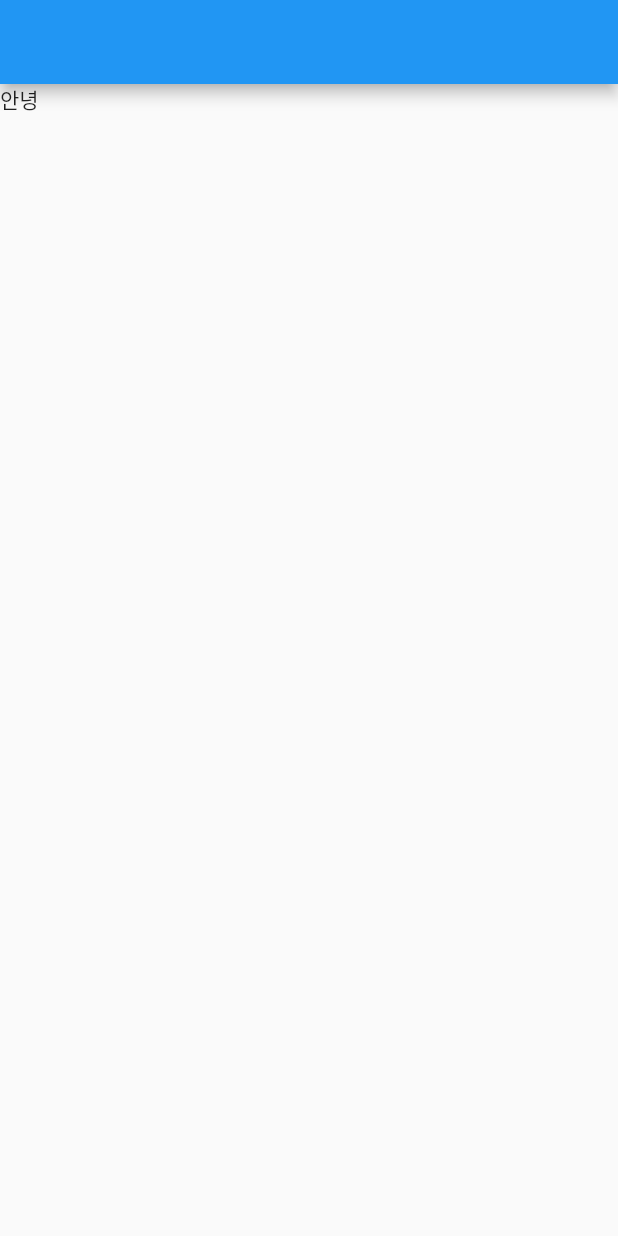
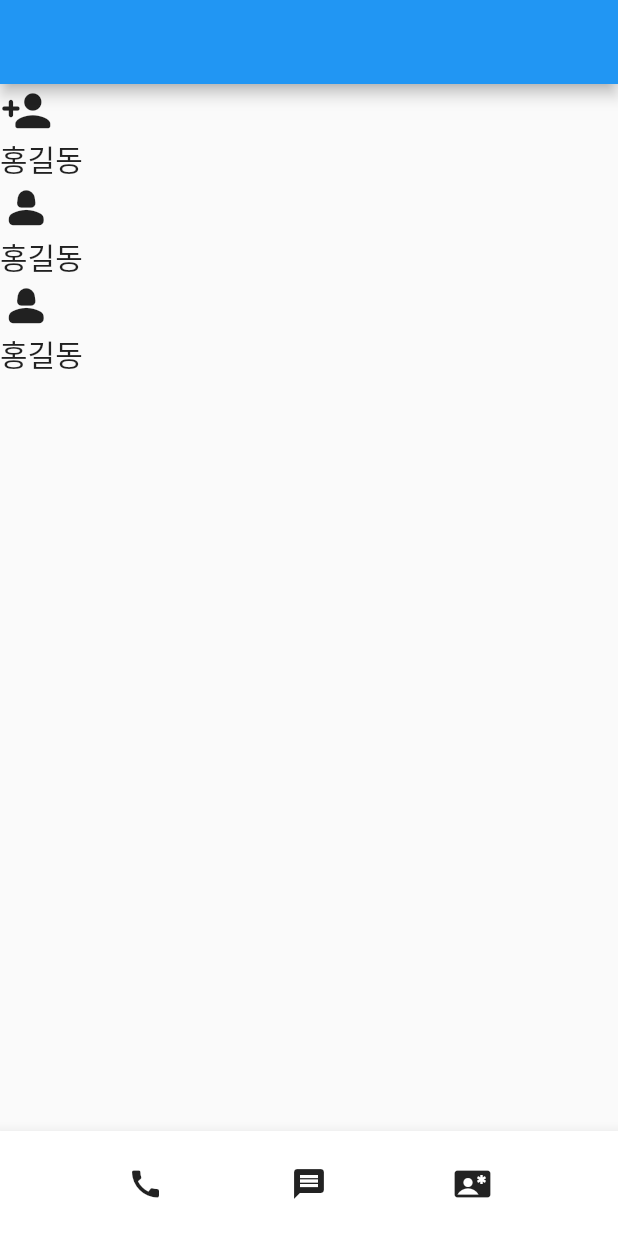
Before and after one commit to jwzz08/Contact_Book_flutter, a Flutter app: the screen it shows after launch, on a phone screen of 412 x 824 dp. Run offline on Flutter 3.47's test engine with Material 2 defaults, Android fonts, the phone set to English and light mode, and no system bars.

Commit message:
start to make a contact app

```diff
--- a/lib/main.dart
+++ b/lib/main.dart
@@ -12,19 +12,40 @@ class MyApp extends StatelessWidget {
     return MaterialApp(
         home: Scaffold(
           appBar: AppBar(),
-          body: ShopItem(),
+          bottomNavigationBar: BottomLayout(),
+          body: ListView(
+            children: const [
+              Column(
+                crossAxisAlignment: CrossAxisAlignment.start,
+                children: [
+                  Icon(Icons.person_add_rounded, size: 35), Text("홍길동", style: TextStyle(fontSize: 20)),
+                  Icon(Icons.person_2_rounded, size: 35), Text("홍길동", style: TextStyle(fontSize: 20)),
+                  Icon(Icons.person_2_rounded, size: 35), Text("홍길동", style: TextStyle(fontSize: 20)),
+                ],
+              )
+            ],
+          ),
         )
     );
   }
 }
 
-class ShopItem extends StatelessWidget {
-  const ShopItem({Key? key}) : super(key: key);
+
+class BottomLayout extends StatelessWidget {
+  const BottomLayout({Key? key}) : super(key: key);
 
   @override
   Widget build(BuildContext context) {
-    return SizedBox(
-        child: Text("안녕")
+    return BottomAppBar(
+      height: 70,
+      child: Row(
+        mainAxisAlignment: MainAxisAlignment.spaceEvenly,
+        children: const [
+          Icon(Icons.call),
+          Icon(Icons.message),
+          Icon(Icons.contact_emergency),
+        ],
+      ),
     );
   }
 }
```
Also changed, not shown: 2 other files.
